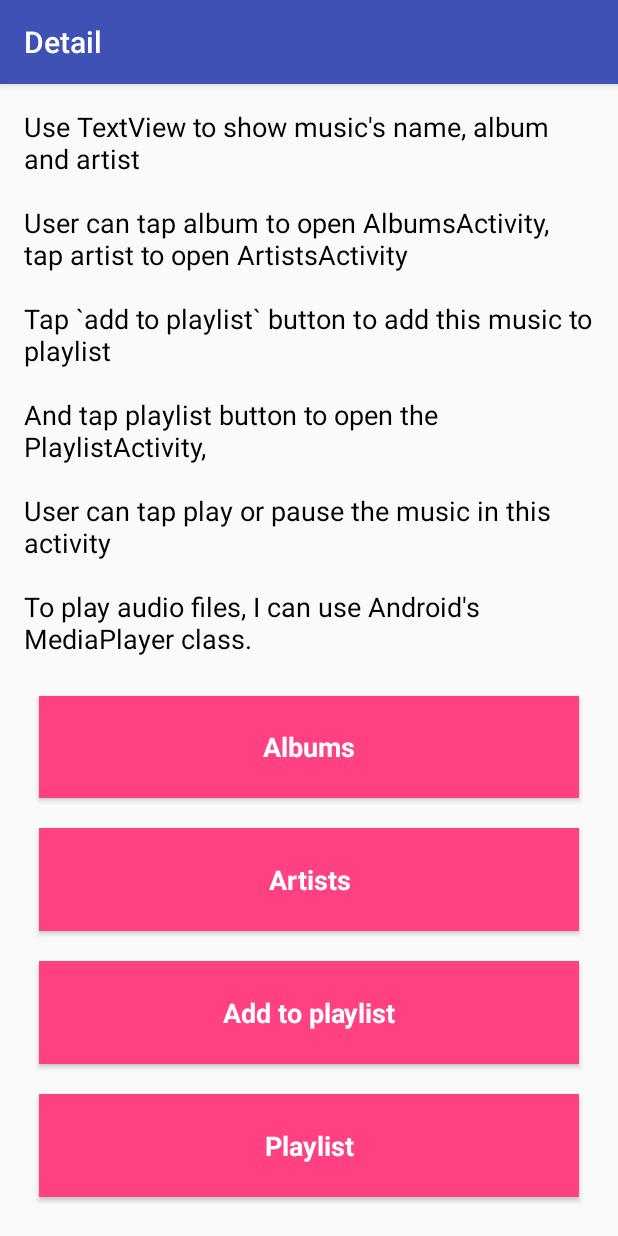
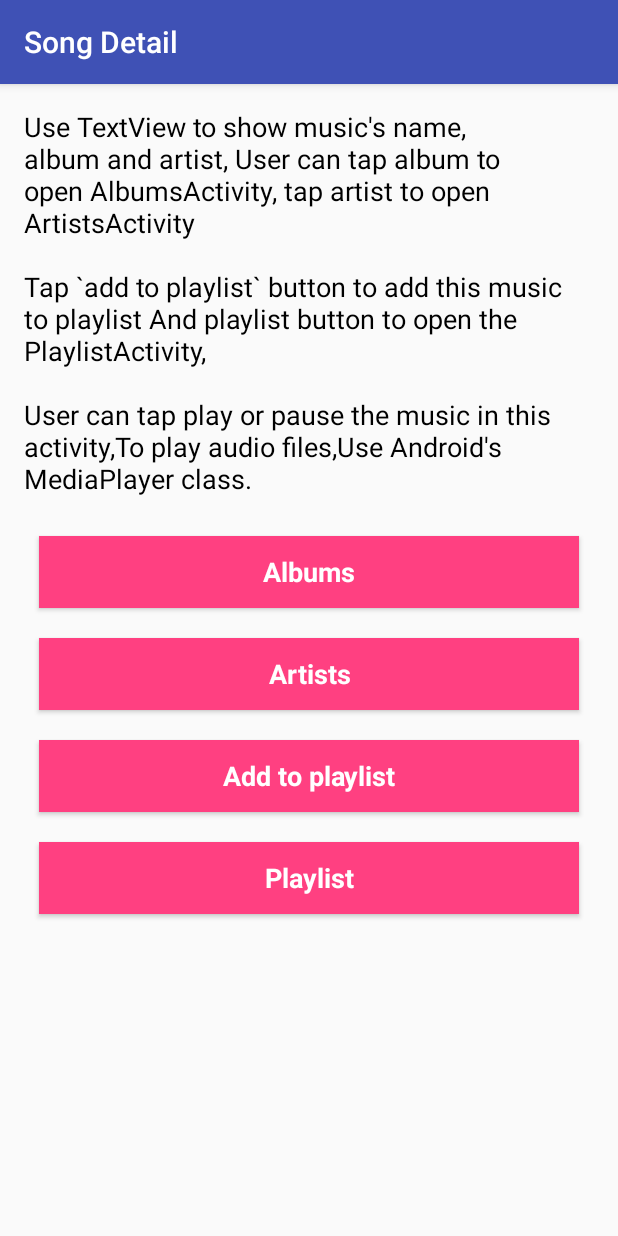
Before and after one commit to PoBlue/musical_structure_app, an Android app: the DetailActivity screen opened directly, with no data from a screen before it, on a phone screen of 412 x 824 dp. Run offline under Robolectric (Android 15) with nearby library versions, the phone set to English and light mode, and no system bars.

Commit message:
Finish project fixed problem

```diff
--- a/app/src/main/java/com/blues/musicalstructure/AlbumsActivity.java
+++ b/app/src/main/java/com/blues/musicalstructure/AlbumsActivity.java
@@ -13,7 +13,6 @@ public class AlbumsActivity extends AppCompatActivity {
         super.onCreate(savedInstanceState);
         setContentView(R.layout.activity_albums);
 
-
         Button musicBtn = (Button) findViewById(R.id.music_btn);
         musicBtn.setOnClickListener(new View.OnClickListener() {
             @Override
--- a/app/src/main/java/com/blues/musicalstructure/MainActivity.java
+++ b/app/src/main/java/com/blues/musicalstructure/MainActivity.java
@@ -48,6 +48,5 @@ public class MainActivity extends AppCompatActivity {
                 startActivity(i);
             }
         });
-
     }
 }
--- a/app/src/main/res/layout/activity_albums.xml
+++ b/app/src/main/res/layout/activity_albums.xml
@@ -17,5 +17,4 @@
         android:id="@+id/music_btn"
         style="@style/center_bottom_btn"
         android:text="@string/musics" />
-
 </RelativeLayout>
--- a/app/src/main/res/layout/activity_artists.xml
+++ b/app/src/main/res/layout/activity_artists.xml
@@ -17,5 +17,4 @@
         android:id="@+id/music_btn"
         style="@style/center_bottom_btn"
         android:text="@string/musics" />
-
 </RelativeLayout>
--- a/app/src/main/res/layout/activity_detail.xml
+++ b/app/src/main/res/layout/activity_detail.xml
@@ -1,6 +1,10 @@
 <?xml version="1.0" encoding="utf-8"?>
-<LinearLayout xmlns:android="http://schemas.android.com/apk/res/android"
+<ScrollView xmlns:android="http://schemas.android.com/apk/res/android"
     xmlns:tools="http://schemas.android.com/tools"
+    android:layout_width="match_parent"
+    android:layout_height="match_parent">
+
+    <LinearLayout
         android:layout_width="match_parent"
         android:layout_height="match_parent"
         android:orientation="vertical"
@@ -13,7 +17,6 @@
         <TextView
             style="@style/explain_textView"
             android:text="@string/content_detail" />
-
 
         <LinearLayout
             android:layout_width="match_parent"
@@ -43,7 +46,6 @@
                 style="@style/normal_btn"
                 android:text="@string/playlist" />
 
-
         </LinearLayout>
-
     </LinearLayout>
+</ScrollView>
--- a/app/src/main/res/layout/activity_main.xml
+++ b/app/src/main/res/layout/activity_main.xml
@@ -10,13 +10,11 @@
         style="@style/large_textView"
         android:text="@string/home" />
 
-
     <Button
         android:id="@+id/artists_btn"
         style="@style/large_btn"
         android:background="@color/colorAccent"
         android:text="@string/artists" />
-
 
     <Button
         android:id="@+id/albums_btn"
--- a/app/src/main/res/values/strings.xml
+++ b/app/src/main/res/values/strings.xml
@@ -4,8 +4,8 @@
     <string name="albums">Albums</string>
     <string name="playlist">Playlist</string>
     <string name="now_playing">Now playing</string>
-    <string name="musics">Music</string>
-    <string name="detail">Detail</string>
+    <string name="musics">Music Library</string>
+    <string name="detail">Song Detail</string>
     <string name="add_to_palylist">Add to playlist</string>
 
     <string name="home">home</string>
@@ -24,17 +24,14 @@
 
     <string name="content_music">
         "Use ListView to show music list
-        \n\n Then user can select one of them to play and open DetailActivity ,
-        \n\n To play audio files, I can use Android's MediaPlayer class."
+        \n\nThen user can select one of them to play and open DetailActivity ,
+        \n\nTo play audio files, I can use Android's MediaPlayer class."
     </string>
 
     <string name="content_detail">
-        "Use TextView to show music's name, album and artist
-        \nUser can tap album to open AlbumsActivity, tap artist to open ArtistsActivity
-        \nTap `add to playlist` button to add this music to playlist
-        \nAnd tap playlist button to open the PlaylistActivity,
-        \nUser can tap play or pause the music in this activity
-        \nTo play audio files, I can use Android's MediaPlayer class."
+        "Use TextView to show music's name, album and artist, User can tap album to open AlbumsActivity, tap artist to open ArtistsActivity
+        \nTap `add to playlist` button to add this music to playlist And playlist button to open the PlaylistActivity,
+        \nUser can tap play or pause the music in this activity,To play audio files,Use Android's MediaPlayer class."
     </string>
 
     <string name="content_playlist">
--- a/app/src/main/res/values/styles.xml
+++ b/app/src/main/res/values/styles.xml
@@ -31,19 +31,19 @@
     </style>
 
     <style name="explain_textView">
-        <item name="android:textAppearance" >?android:attr/textAppearanceMedium</item>
+        <item name="android:textAppearance">?android:attr/textAppearanceMedium</item>
         <item name="android:textColor">@color/colorBlack</item>
         <item name="android:layout_width">wrap_content</item>
         <item name="android:layout_height">wrap_content</item>
     </style>
 
     <style name="center_bottom_btn">
-        <item name="android:background">@color/colorOrange</item>
+        <item name="android:background">@color/colorRed</item>
         <item name="android:textColor">@color/colorWhite</item>
         <item name="android:textAppearance">?android:attr/textAppearanceMedium</item>
         <item name="android:layout_alignParentBottom">true</item>
         <item name="android:layout_centerHorizontal">true</item>
-        <item name="android:layout_width">wrap_content</item>
+        <item name="android:layout_width">match_parent</item>
         <item name="android:layout_height">wrap_content</item>
     </style>
 
```
Also changed, not shown: app/src/main/res/layout/activity_music.xml (+2 -5 lines). Lines whose indentation alone changed are shown as unchanged.
